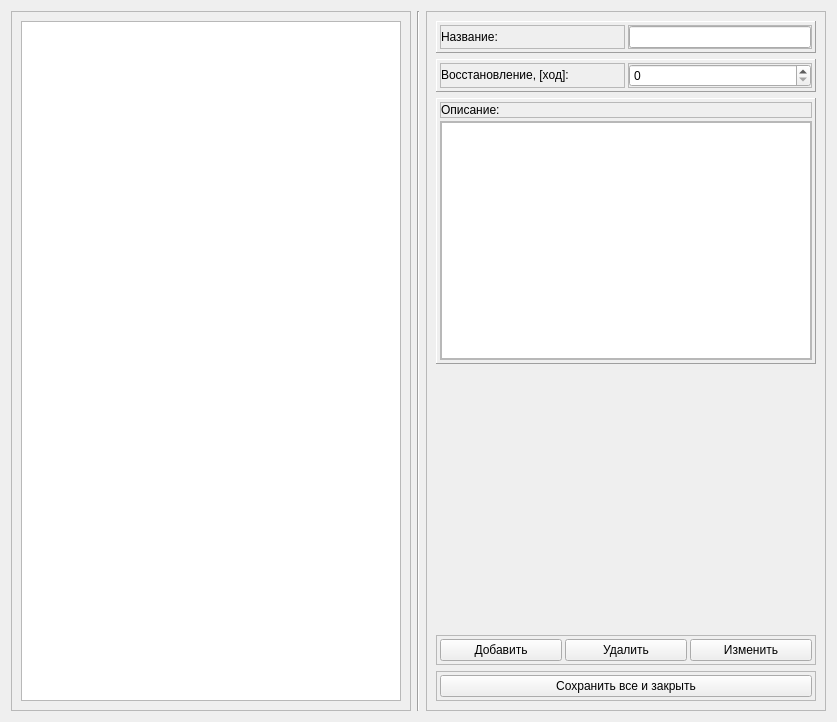
Above: forms/fmaddspells.ui from hospitaler17/gamehelper before the change. Below: the same form after it.
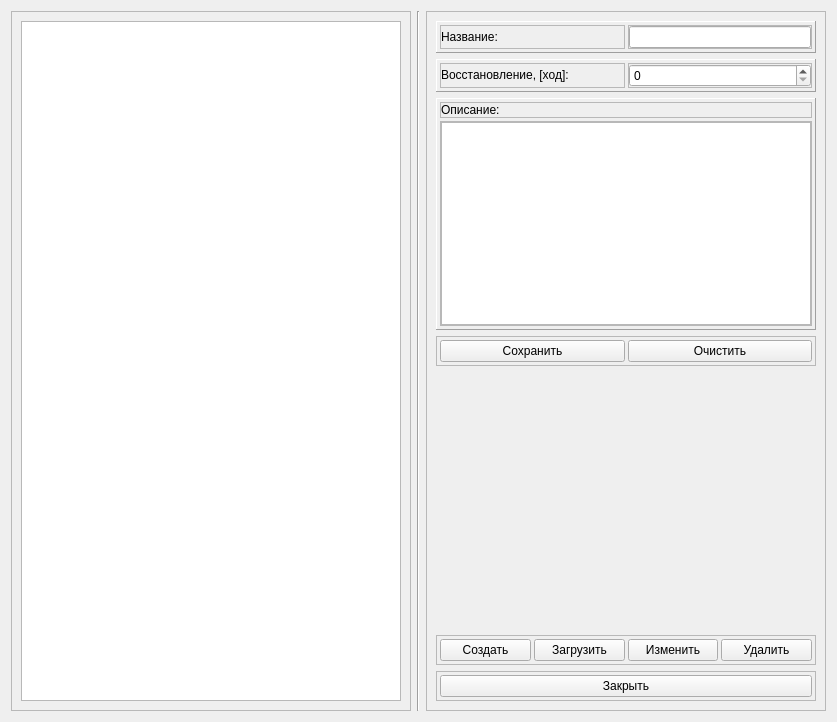
That is the form after the change.

```diff
--- a/forms/fmaddspells.ui
+++ b/forms/fmaddspells.ui
@@ -407,6 +407,47 @@
         </layout>
        </widget>
       </item>
+      <item>
+       <widget class="QFrame" name="frame_5">
+        <property name="frameShape">
+         <enum>QFrame::StyledPanel</enum>
+        </property>
+        <property name="frameShadow">
+         <enum>QFrame::Raised</enum>
+        </property>
+        <layout class="QHBoxLayout" name="horizontalLayout_4">
+         <property name="spacing">
+          <number>3</number>
+         </property>
+         <property name="leftMargin">
+          <number>3</number>
+         </property>
+         <property name="topMargin">
+          <number>3</number>
+         </property>
+         <property name="rightMargin">
+          <number>3</number>
+         </property>
+         <property name="bottomMargin">
+          <number>3</number>
+         </property>
+         <item>
+          <widget class="QPushButton" name="pb_edit_save">
+           <property name="text">
+            <string>Сохранить</string>
+           </property>
+          </widget>
+         </item>
+         <item>
+          <widget class="QPushButton" name="pb_cancel">
+           <property name="text">
+            <string>Очистить</string>
+           </property>
+          </widget>
+         </item>
+        </layout>
+       </widget>
+      </item>
       <item>
        <spacer name="verticalSpacer">
         <property name="orientation">
@@ -447,14 +488,14 @@
          <item>
           <widget class="QPushButton" name="pb_add">
            <property name="text">
-            <string>Добавить</string>
+            <string>Создать</string>
            </property>
           </widget>
          </item>
          <item>
-          <widget class="QPushButton" name="pb_remove">
+          <widget class="QPushButton" name="pb_load_and_add">
            <property name="text">
-            <string>Удалить</string>
+            <string>Загрузить</string>
            </property>
           </widget>
          </item>
@@ -465,6 +506,13 @@
            </property>
           </widget>
          </item>
+         <item>
+          <widget class="QPushButton" name="pb_remove">
+           <property name="text">
+            <string>Удалить</string>
+           </property>
+          </widget>
+         </item>
         </layout>
        </widget>
       </item>
@@ -495,7 +543,7 @@
          <item>
           <widget class="QPushButton" name="pb_save_and_exit">
            <property name="text">
-            <string>Сохранить все и закрыть</string>
+            <string>Закрыть</string>
            </property>
           </widget>
          </item>
```
